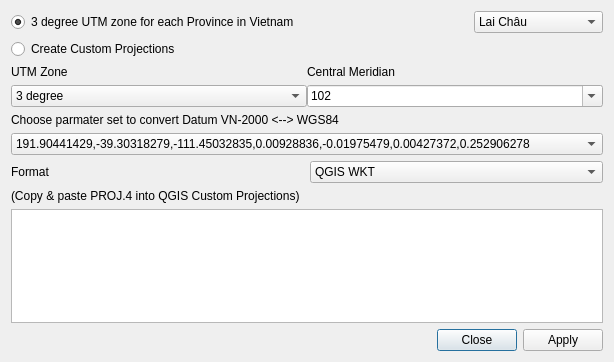
Before: the Qt Designer form forms/hcmgis_customprojections_form.ui in thangqd/HCMGIS, drawn with Qt 5.
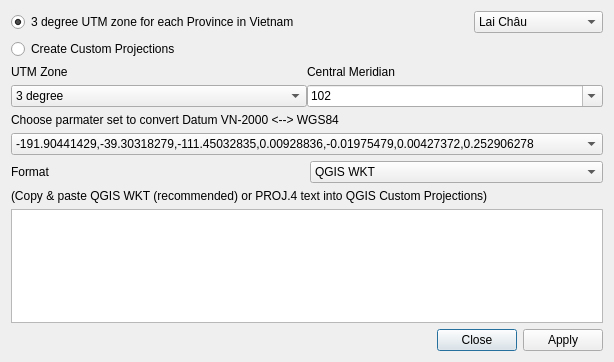
After: the same form once the commit is applied.

Commit message:
Update custom projection
Update custom projection

The edit to the form file:
```diff
--- a/forms/hcmgis_customprojections_form.ui
+++ b/forms/hcmgis_customprojections_form.ui
@@ -545,7 +545,7 @@
     <widget class="QComboBox" name="cboParameters">
      <item>
       <property name="text">
-       <string>191.90441429,-39.30318279,-111.45032835,0.00928836,-0.01975479,0.00427372,0.252906278</string>
+       <string>-191.90441429,-39.30318279,-111.45032835,0.00928836,-0.01975479,0.00427372,0.252906278</string>
       </property>
      </item>
      <item>
@@ -598,7 +598,7 @@
    <item>
     <widget class="QLabel" name="LblInput_4">
      <property name="text">
-      <string>(Copy &amp; paste PROJ.4 into QGIS Custom Projections)</string>
+      <string>(Copy &amp; paste QGIS WKT (recommended) or PROJ.4 text into QGIS Custom Projections)</string>
      </property>
     </widget>
    </item>
```
The commit also changes 4 other files.
